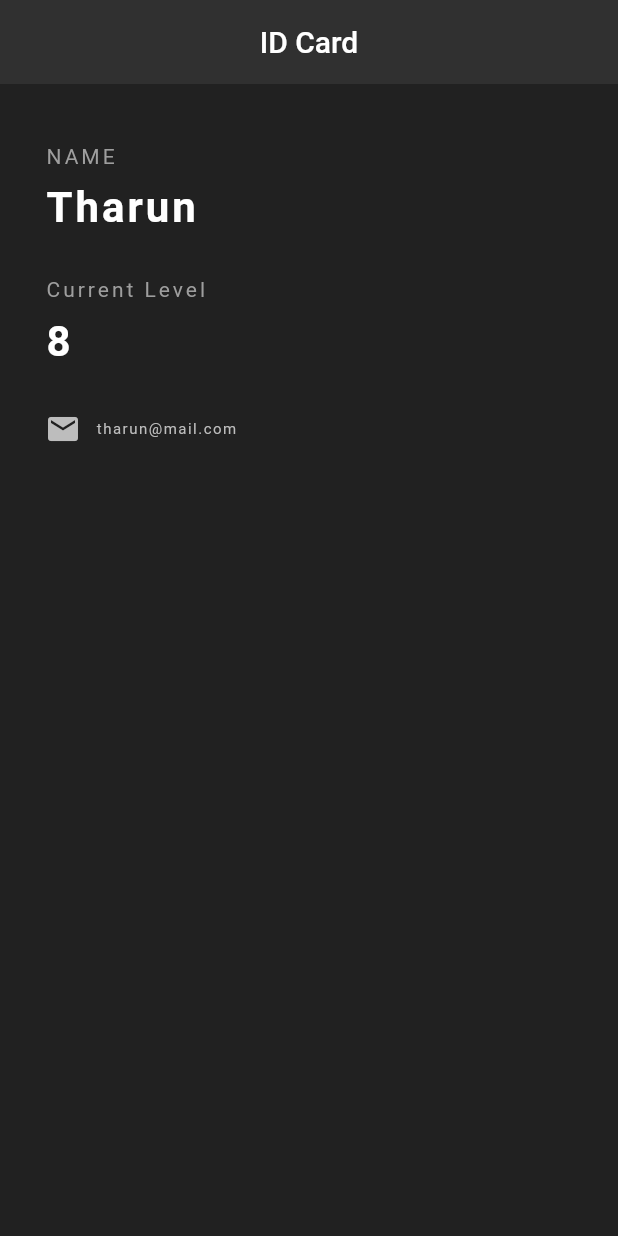
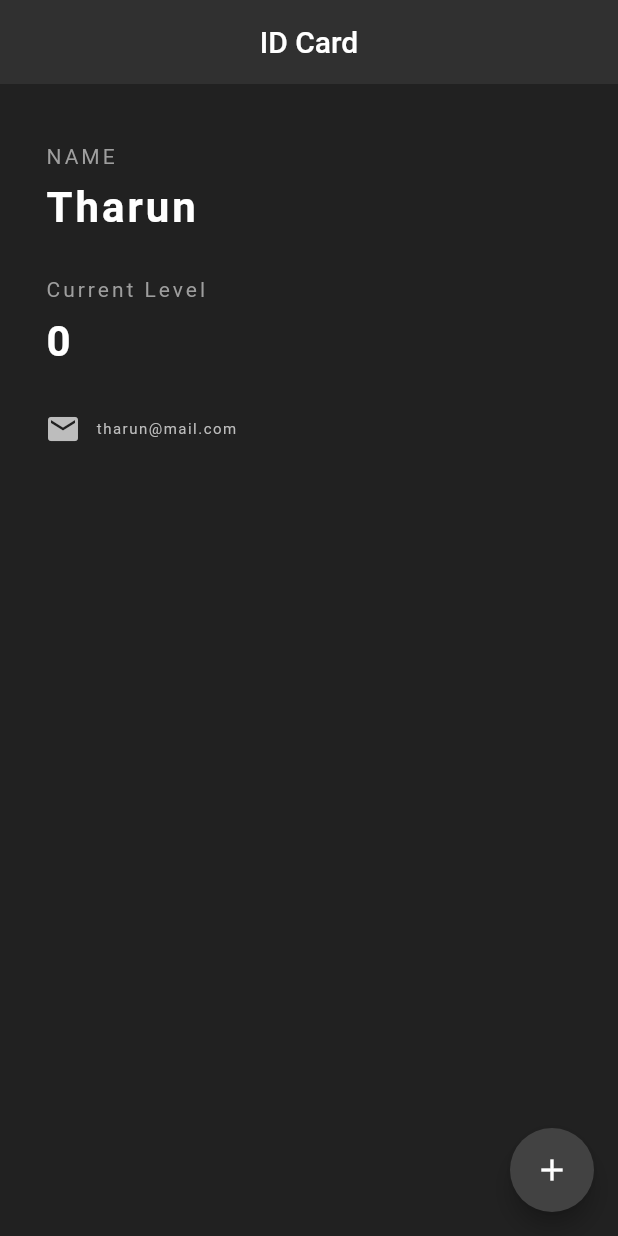
Before and after one commit to tharunedara/idapp, a Flutter app: the screen it shows after launch, on a phone screen of 412 x 824 dp. Run offline on Flutter 3.47's test engine with Material 2 defaults, Android fonts, the phone set to English and light mode, and no system bars.

```diff
--- a/lib/main.dart
+++ b/lib/main.dart
@@ -7,11 +7,28 @@ void main() {
   ));
 }
 
-class IdCard extends StatelessWidget {
+class IdCard extends StatefulWidget {
+  @override
+  _IdCardState createState() => _IdCardState();
+}
+
+class _IdCardState extends State<IdCard> {
+
+  int lev = 0;
+
   @override
   Widget build(BuildContext context) {
     return Scaffold(
       backgroundColor: Colors.grey[900],
+      floatingActionButton: FloatingActionButton(
+        onPressed: (){
+            setState(() {
+              lev +=1;
+            });
+        },
+        child: Icon(Icons.add),
+        backgroundColor: Colors.grey[800],
+      ),
       appBar: AppBar(
         title: Text("ID Card"),
         centerTitle: true,
@@ -48,7 +65,7 @@ class IdCard extends StatelessWidget {
               ),
             ),
             SizedBox(height: 10.0,),
-            Text("8",
+            Text("$lev",
               style: TextStyle(
                 color: Colors.white,
                 letterSpacing: 2.0,
```
